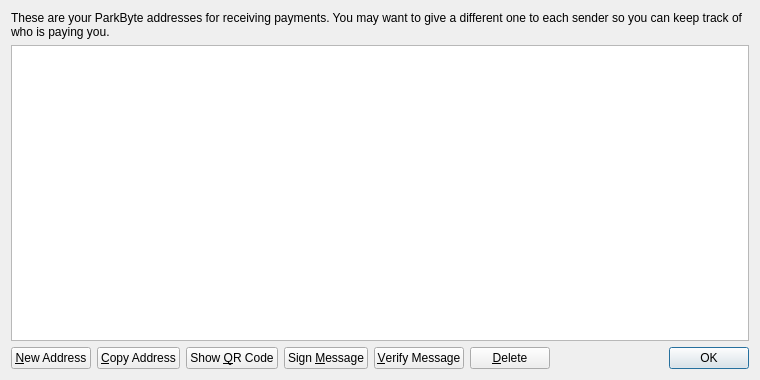
First picture: the form in src/qt/forms/addressbookpage.ui, repository bitcrystal/BitcrystalSaphir, before the edit.
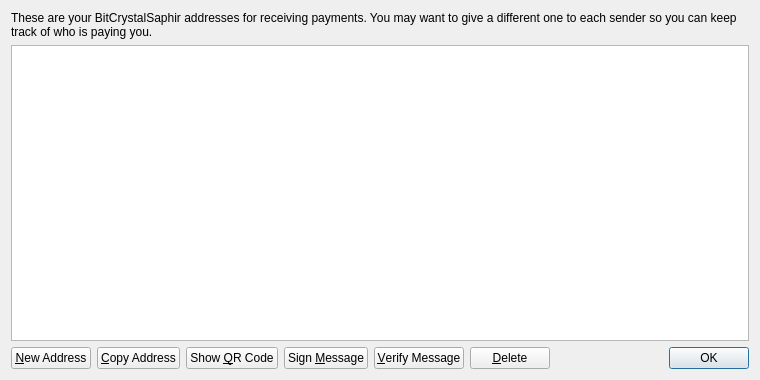
Second picture: the form after the edit. Icons and pictures are not drawn.

```diff
--- a/src/qt/forms/addressbookpage.ui
+++ b/src/qt/forms/addressbookpage.ui
@@ -17,7 +17,7 @@
    <item>
     <widget class="QLabel" name="labelExplanation">
      <property name="text">
-      <string>These are your ParkByte addresses for receiving payments. You may want to give a different one to each sender so you can keep track of who is paying you.</string>
+      <string>These are your BitCrystalSaphir addresses for receiving payments. You may want to give a different one to each sender so you can keep track of who is paying you.</string>
      </property>
      <property name="textFormat">
       <enum>Qt::PlainText</enum>
```
Left out of the diff: 4 changed lines with no effect on the pictures.
